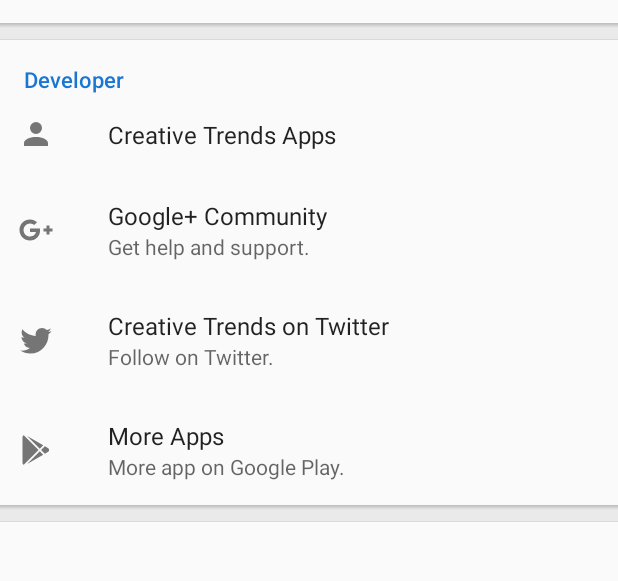
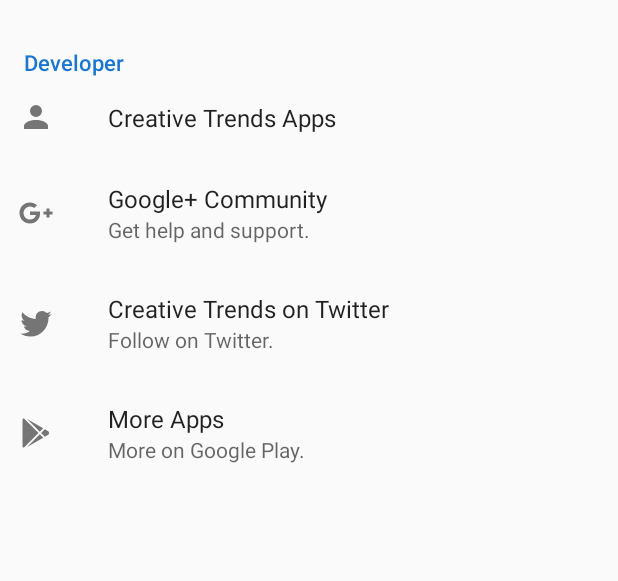
Before and after one commit to creativetrendsapps/SimplicityBrowser, an Android app: the fragment About placed in its activity, on a phone screen of 412 x 824 dp, the part 497-1078 px from its top. Run offline under Robolectric (Android 15) with nearby library versions, the phone set to English and light mode, and no system bars; network calls fail.

Commit message:
Update about_preferences.xml

```diff
--- a/app/src/main/res/xml/about_preferences.xml
+++ b/app/src/main/res/xml/about_preferences.xml
@@ -30,12 +30,6 @@
 
 
 
-        <Preference
-            android:title="divider"
-            android:selectable="false"
-            android:layout="@layout/divider_preference"/>
-
-
 
     </com.creativetrends.simplicity.app.preferences.PreferenceCategory>
 
@@ -65,14 +59,8 @@
         <Preference
             android:key="more_apps"
             android:title="More Apps"
-            android:summary="More app on Google Play."
+            android:summary="More on Google Play."
             android:icon="@drawable/google_play"/>
-
-
-        <Preference
-            android:title="divider"
-            android:selectable="false"
-            android:layout="@layout/divider_preference"/>
 
 
 
```
